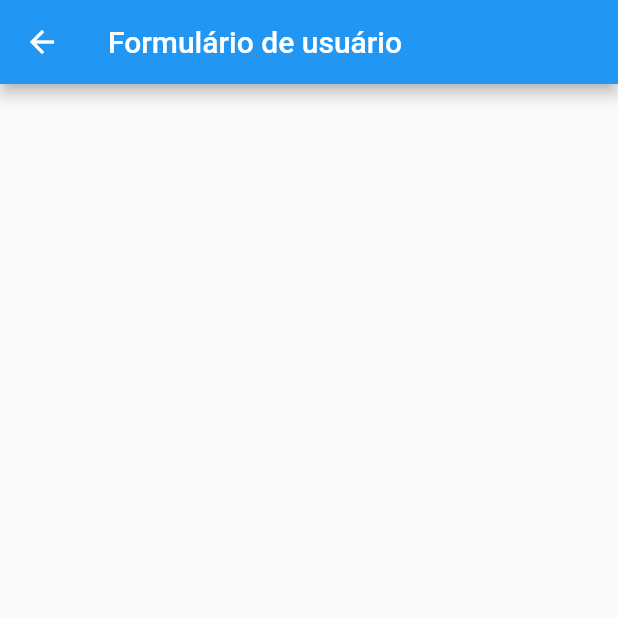
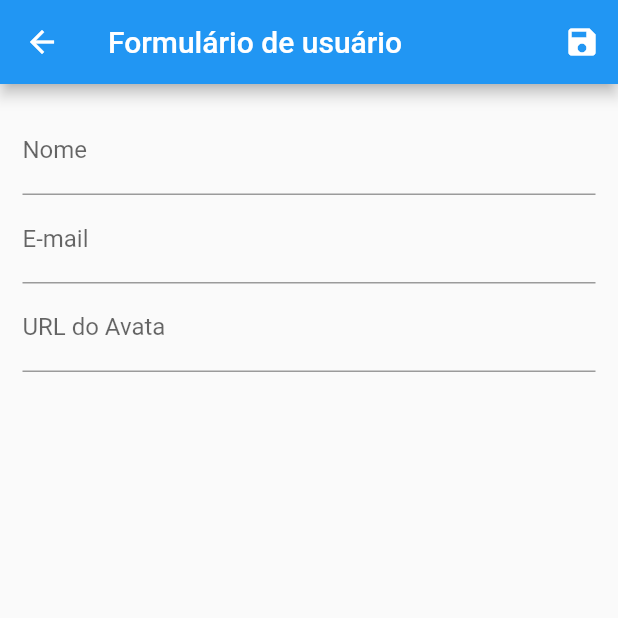
Before and after one commit to KailanySousa/CadastroFlutter, a Flutter app: the UserForm screen opened by its route, on a phone screen of 412 x 824 dp, the top half of it. Run offline on Flutter 3.47's test engine with Material 2 defaults, Android fonts, the phone set to English and light mode, and no system bars; network calls fail.

Commit message:
criando novo usuário

```diff
--- a/crud/lib/view/user_form.dart
+++ b/crud/lib/view/user_form.dart
@@ -1,11 +1,98 @@
+import 'package:crud/models/user.dart';
+import 'package:crud/provider/users.dart';
 import 'package:flutter/material.dart';
+import 'package:provider/provider.dart';
 
 class UserForm extends StatelessWidget {
+  final _form = GlobalKey<FormState>();
+  final Map<String, String> _formData = {};
+
   @override
   Widget build(BuildContext context) {
     return Scaffold(
       appBar: AppBar(
         title: Text('Formulário de usuário'),
+        actions: <Widget>[
+          IconButton(
+            icon: Icon(Icons.save),
+            onPressed: () {
+              final isValid = _form.currentState.validate();
+
+              if (isValid) {
+                _form.currentState.save();
+                Provider.of<Users>(context, listen: false).put(
+                  User(
+                    id: _formData['id'],
+                    name: _formData['name'],
+                    email: _formData['email'],
+                    avatarUrl: _formData['avatarUrl'],
+                  ),
+                );
+                Navigator.of(context).pop();
+              }
+            },
+          ),
+        ],
+      ),
+      body: Padding(
+        padding: EdgeInsets.all(15),
+        child: Form(
+          key: _form,
+          child: Column(
+            children: <Widget>[
+              TextFormField(
+                decoration: InputDecoration(
+                  labelText: 'Nome',
+                ),
+                onSaved: (value) => _formData['name'] = value,
+                validator: (value) {
+                  if (value == null || value.isEmpty) {
+                    return 'Nome inválido';
+                  }
+
+                  if (value.trim().length <= 3) {
+                    return 'Nome tem que ter no minimo 3 caracteres';
+                  }
+
+                  return 'Ocorreu um erro';
+                },
+              ),
+              TextFormField(
+                decoration: InputDecoration(
+                  labelText: 'E-mail',
+                ),
+                onSaved: (value) => _formData['e-mail'] = value,
+                validator: (value) {
+                  if (value == null || value.isEmpty) {
+                    return 'E-mail inválido';
+                  }
+
+                  if (value.trim().length <= 3) {
+                    return 'E-mail tem que ter no minimo 3 caracteres';
+                  }
+
+                  return 'Ocorreu um erro';
+                },
+              ),
+              TextFormField(
+                decoration: InputDecoration(
+                  labelText: 'URL do Avata',
+                ),
+                onSaved: (value) => _formData['avatarUrl'] = value,
+                validator: (value) {
+                  if (value == null || value.isEmpty) {
+                    return 'URL inválida';
+                  }
+
+                  if (value.trim().length <= 3) {
+                    return 'URL tem que ter no minimo 3 caracteres';
+                  }
+                  return 'Ocorreu um erro';
+                },
+              )
+            ],
+          ),
+        ),
       ),
     );
   }
```
